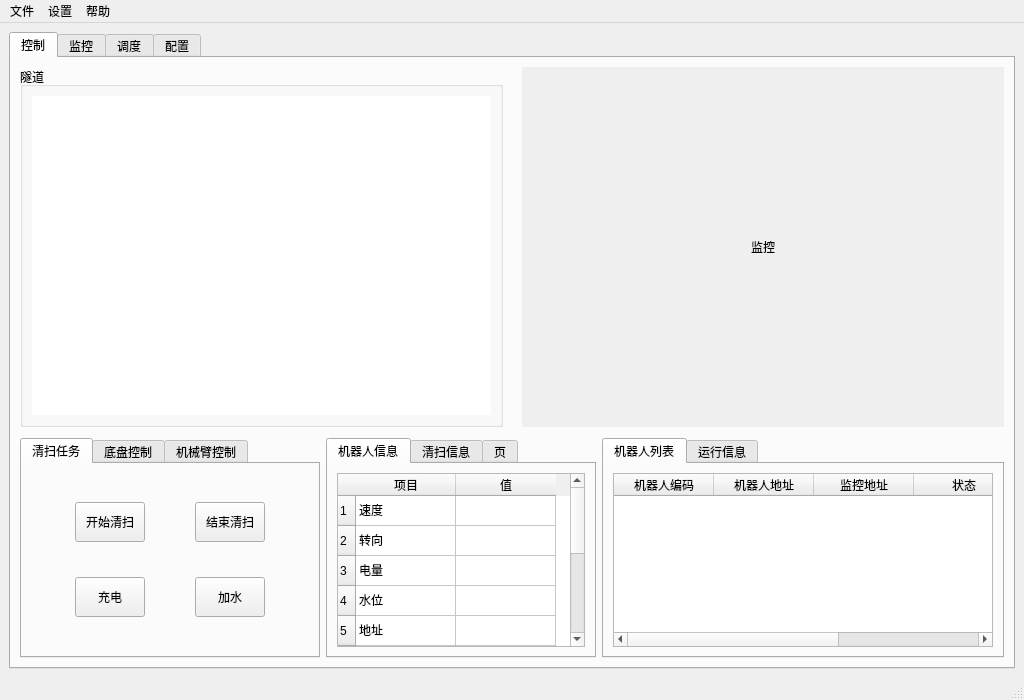
The window that python_test/python_test/ui_main.ui (myzonexu/git_test) describes before a commit, drawn with Qt 5.
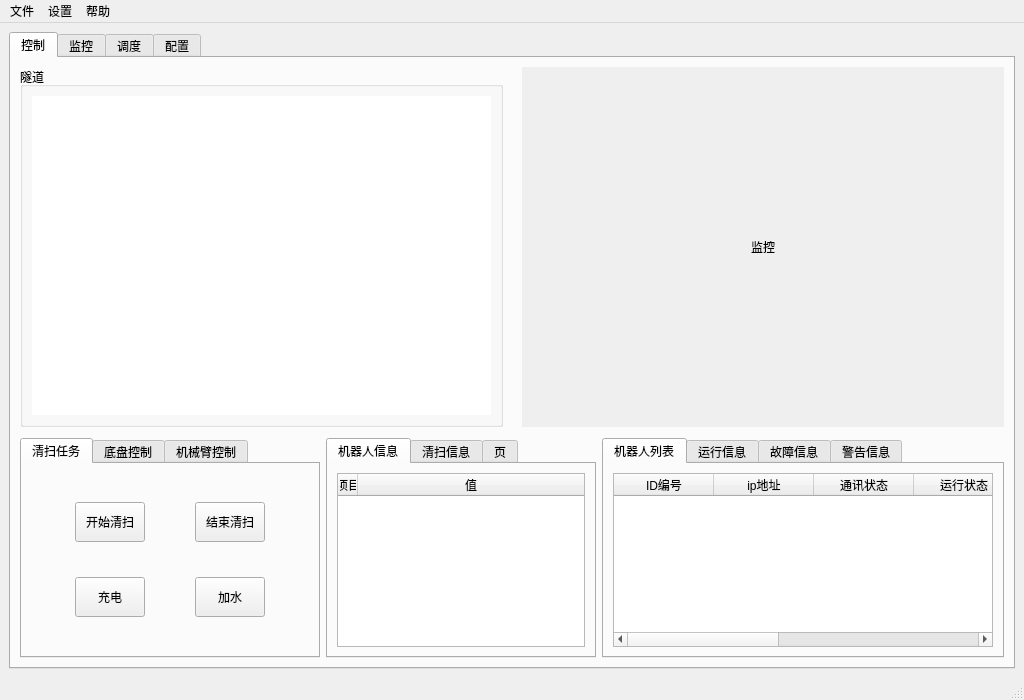
The same window after the commit. The open tabs and pages were chosen to show the change.

```diff
--- a/python_test/python_test/ui_main.ui
+++ b/python_test/python_test/ui_main.ui
@@ -1024,61 +1024,30 @@
                 <property name="lineWidth">
                  <number>1</number>
                 </property>
-                <row>
-                 <property name="text">
-                  <string>1</string>
-                 </property>
-                </row>
-                <row>
-                 <property name="text">
-                  <string>2</string>
-                 </property>
-                </row>
-                <row>
-                 <property name="text">
-                  <string>3</string>
-                 </property>
-                </row>
-                <row>
-                 <property name="text">
-                  <string>4</string>
-                 </property>
-                </row>
-                <row>
-                 <property name="text">
-                  <string>5</string>
-                 </property>
-                </row>
-                <row>
-                 <property name="text">
-                  <string>6</string>
-                 </property>
-                </row>
-                <row>
-                 <property name="text">
-                  <string>7</string>
-                 </property>
-                </row>
-                <row>
-                 <property name="text">
-                  <string>8</string>
-                 </property>
-                </row>
-                <row>
-                 <property name="text">
-                  <string>10</string>
-                 </property>
-                </row>
-                <row>
-                 <property name="text">
-                  <string>11</string>
-                 </property>
-                </row>
-                <row>
-                 <property name="text">
-                  <string>12</string>
-                 </property>
-                </row>
+                <attribute name="horizontalHeaderCascadingSectionResizes">
+                 <bool>true</bool>
+                </attribute>
+                <attribute name="horizontalHeaderMinimumSectionSize">
+                 <number>20</number>
+                </attribute>
+                <attribute name="horizontalHeaderDefaultSectionSize">
+                 <number>20</number>
+                </attribute>
+                <attribute name="horizontalHeaderShowSortIndicator" stdset="0">
+                 <bool>true</bool>
+                </attribute>
+                <attribute name="horizontalHeaderStretchLastSection">
+                 <bool>true</bool>
+                </attribute>
+                <attribute name="verticalHeaderVisible">
+                 <bool>false</bool>
+                </attribute>
+                <attribute name="verticalHeaderCascadingSectionResizes">
+                 <bool>true</bool>
+                </attribute>
+                <attribute name="verticalHeaderMinimumSectionSize">
+                 <number>10</number>
+                </attribute>
                 <column>
                  <property name="text">
                   <string>项目</string>
@@ -1089,61 +1058,6 @@
                   <string>值</string>
                  </property>
                 </column>
-                <item row="0" column="0">
-                 <property name="text">
-                  <string>速度</string>
-                 </property>
-                </item>
-                <item row="1" column="0">
-                 <property name="text">
-                  <string>转向</string>
-                 </property>
-                </item>
-                <item row="2" column="0">
-                 <property name="text">
-                  <string>电量</string>
-                 </property>
-                </item>
-                <item row="3" column="0">
-                 <property name="text">
-                  <string>水位</string>
-                 </property>
-                </item>
-                <item row="4" column="0">
-                 <property name="text">
-                  <string>地址</string>
-                 </property>
-                </item>
-                <item row="5" column="0">
-                 <property name="text">
-                  <string>监控地址</string>
-                 </property>
-                </item>
-                <item row="6" column="0">
-                 <property name="text">
-                  <string>机器人编号</string>
-                 </property>
-                </item>
-                <item row="7" column="0">
-                 <property name="text">
-                  <string>程序版本</string>
-                 </property>
-                </item>
-                <item row="8" column="0">
-                 <property name="text">
-                  <string>总里程</string>
-                 </property>
-                </item>
-                <item row="9" column="0">
-                 <property name="text">
-                  <string>网络状态</string>
-                 </property>
-                </item>
-                <item row="10" column="0">
-                 <property name="text">
-                  <string>当前状态</string>
-                 </property>
-                </item>
                </widget>
               </item>
              </layout>
@@ -1365,22 +1279,32 @@
                <widget class="QTableWidget" name="tableWidget_robot_list">
                 <column>
                  <property name="text">
-                  <string>机器人编码</string>
+                  <string>ID编号</string>
                  </property>
                 </column>
                 <column>
                  <property name="text">
-                  <string>机器人地址</string>
+                  <string>ip地址</string>
                  </property>
                 </column>
                 <column>
                  <property name="text">
-                  <string>监控地址</string>
+                  <string>通讯状态</string>
                  </property>
                 </column>
                 <column>
                  <property name="text">
-                  <string>状态</string>
+                  <string>运行状态</string>
+                 </property>
+                </column>
+                <column>
+                 <property name="text">
+                  <string>任务状态</string>
+                 </property>
+                </column>
+                <column>
+                 <property name="text">
+                  <string>报警/故障</string>
                  </property>
                 </column>
                 <column>
@@ -1418,6 +1342,16 @@
               </item>
              </layout>
             </widget>
+            <widget class="QWidget" name="tab_error">
+             <attribute name="title">
+              <string>故障信息</string>
+             </attribute>
+            </widget>
+            <widget class="QWidget" name="tab_warning">
+             <attribute name="title">
+              <string>警告信息</string>
+             </attribute>
+            </widget>
            </widget>
           </item>
          </layout>
```
Left out of the diff: 172 changed lines with no effect on the pictures.
